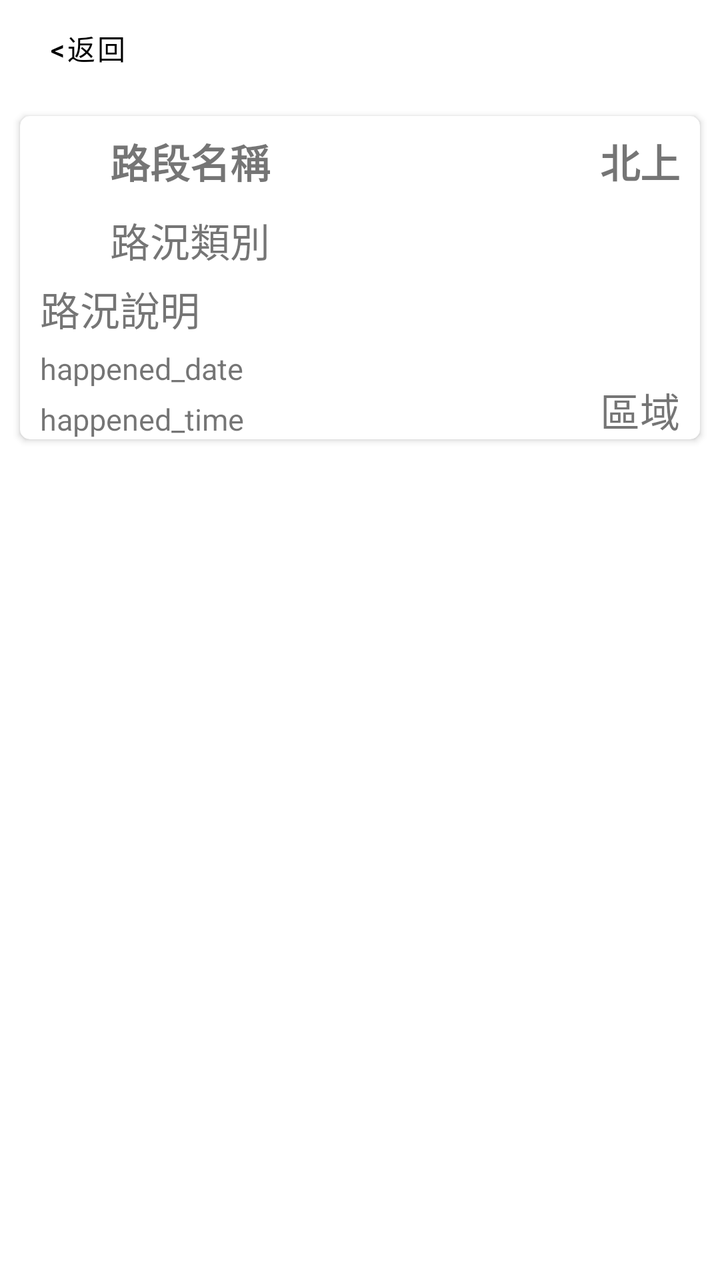
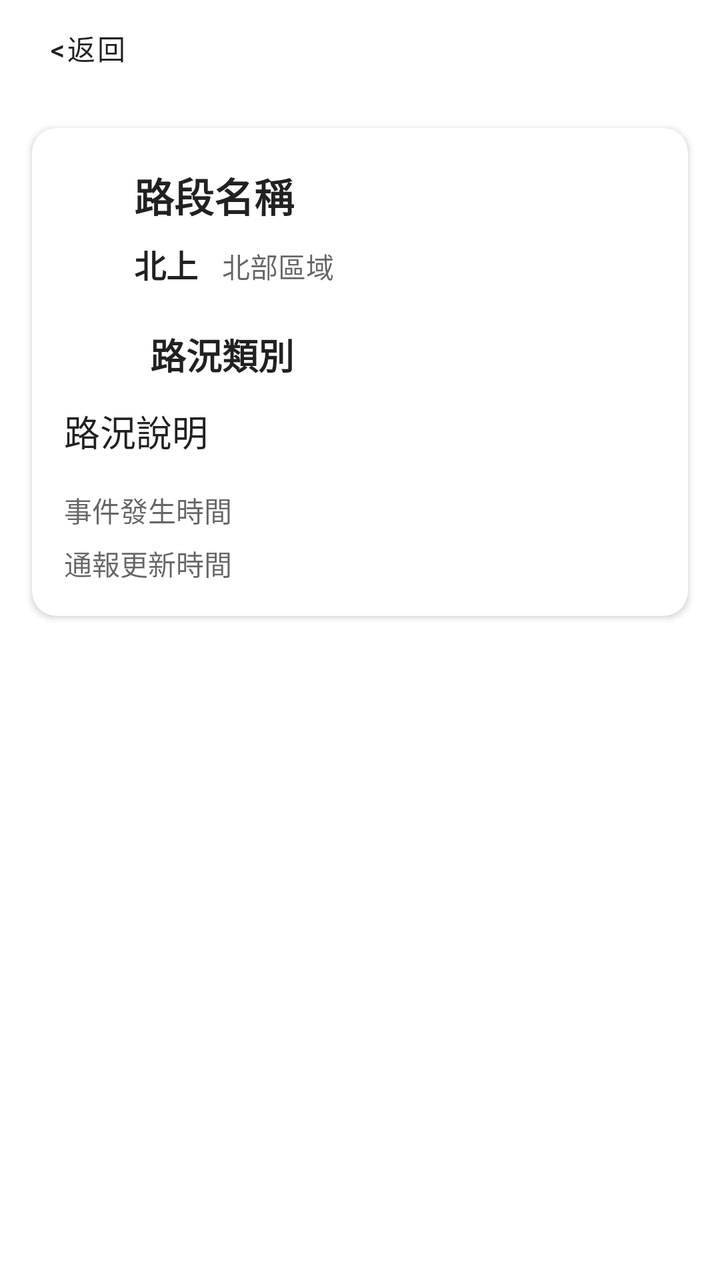

Screens rendered from an Android XML layout before and after an edit, with the pre-edit source and the edit as a unified diff.
<!-- AndroidManifest.xml: application theme Theme.TaiwanHighway -->
<!-- res/layout/activity_traffic_detail.xml -->
<?xml version="1.0" encoding="utf-8"?>
<androidx.constraintlayout.widget.ConstraintLayout
    xmlns:android="http://schemas.android.com/apk/res/android"
    xmlns:app="http://schemas.android.com/apk/res-auto"
    xmlns:tools="http://schemas.android.com/tools"
    android:background="?android:attr/selectableItemBackground"
    android:layout_width="match_parent"
    android:layout_height="wrap_content">

    <Button
        android:id="@+id/btn_back"
        android:layout_width="wrap_content"
        android:layout_height="wrap_content"
        android:text="@string/btn_back"
        android:textColor="@color/black"
        android:background="@drawable/button_bg_style"
        app:layout_constraintTop_toTopOf="parent"
        app:layout_constraintLeft_toLeftOf="parent" />

    <androidx.cardview.widget.CardView
        android:layout_width="match_parent"
        android:layout_height="wrap_content"
        android:layout_marginLeft="10dp"
        android:layout_marginTop="10dp"
        android:layout_marginRight="10dp"
        app:layout_constraintTop_toBottomOf="@id/btn_back"
        app:cardCornerRadius="5dp"
        tools:ignore="MissingConstraints">
        <androidx.constraintlayout.widget.ConstraintLayout
            android:id="@+id/layout_item"
            android:layout_width="match_parent"
            android:layout_height="wrap_content"
            android:paddingLeft="10dp"
            android:paddingTop="5dp"
            android:background="?android:attr/selectableItemBackground">


            <ImageView
                android:id="@+id/image"
                android:layout_width="35dp"
                android:layout_height="35dp"
                android:paddingRight="10dp"
                app:layout_constraintLeft_toLeftOf="parent"
                app:layout_constraintRight_toLeftOf="@id/tv_name"
                app:layout_constraintTop_toTopOf="parent" />

            <TextView
                android:id="@+id/tv_name"
                android:layout_width="wrap_content"
                android:layout_height="wrap_content"
                android:paddingTop="3dp"
                android:text="路段名稱"
                android:textSize="20dp"
                android:textStyle="bold"
                app:layout_constraintTop_toTopOf="parent"
                app:layout_constraintLeft_toRightOf="@id/image" />

            <TextView
                android:id="@+id/tv_direction"
                android:layout_width="wrap_content"
                android:layout_height="wrap_content"
                android:paddingTop="3dp"
                android:paddingRight="10dp"
                android:text="北上"
                android:textSize="20dp"
                android:textStyle="bold"
                app:layout_constraintTop_toTopOf="parent"
                app:layout_constraintRight_toRightOf="parent"/>

            <ImageView
                android:id="@+id/image2"
                android:layout_width="35dp"
                android:layout_height="35dp"
                android:paddingRight="10dp"
                app:layout_constraintLeft_toLeftOf="parent"
                app:layout_constraintRight_toLeftOf="@id/tv_roadtype_info"
                app:layout_constraintTop_toBottomOf="@+id/image" />

            <TextView
                android:id="@+id/tv_roadtype_info"
                android:layout_width="wrap_content"
                android:layout_height="wrap_content"
                android:paddingTop="10dp"
                android:text="路況類別"
                android:textSize="20dp"
                app:layout_constraintTop_toBottomOf="@id/tv_name"
                app:layout_constraintLeft_toRightOf="@+id/image2" />

            <TextView
                android:id="@+id/tv_comment_info"
                android:layout_width="wrap_content"
                android:layout_height="wrap_content"
                android:text="路況說明"
                android:textSize="20dp"
                android:paddingTop="5dp"
                app:layout_constraintLeft_toLeftOf="parent"
                app:layout_constraintTop_toBottomOf="@id/tv_roadtype_info" />

            <TextView
                android:id="@+id/tv_happened_date"
                android:layout_width="wrap_content"
                android:layout_height="wrap_content"
                android:text="happened_date"
                android:textSize="15dp"
                android:paddingTop="5dp"
                app:layout_constraintLeft_toLeftOf="parent"
                app:layout_constraintTop_toBottomOf="@id/tv_comment_info" />

            <TextView
                android:id="@+id/tv_happened_time"
                android:layout_width="wrap_content"
                android:layout_height="wrap_content"
                android:text="happened_time"
                android:textSize="15dp"
                android:paddingTop="5dp"
                app:layout_constraintLeft_toLeftOf="parent"
                app:layout_constraintTop_toBottomOf="@id/tv_happened_date" />

            <TextView
                android:id="@+id/tv_region_info"
                android:layout_width="wrap_content"
                android:layout_height="wrap_content"
                android:paddingTop="10dp"
                android:paddingRight="10dp"
                android:text="區域"
                android:textSize="20dp"
                app:layout_constraintBottom_toBottomOf="parent"
                app:layout_constraintRight_toRightOf="parent" />

        </androidx.constraintlayout.widget.ConstraintLayout>

    </androidx.cardview.widget.CardView>


</androidx.constraintlayout.widget.ConstraintLayout>
<!-- resources referenced by this layout -->
<resources>
  <color name="black">#FF000000</color>
  <!-- drawable button_bg_style (drawable-v24) -->
  <?xml version="1.0" encoding="utf-8"?>
  <selector xmlns:android="http://schemas.android.com/apk/res/android">
      <shape xmlns:android="http://schemas.android.com/apk/res/android"
          android:shape="rectangle">
          
          <solid android:color="#ffffff"/>
          
          <corners android:radius="4dp"/>
          
          <stroke android:width="1dp" android:color="#ffffff" />
      </shape>
  </selector>
  <string name="btn_back">&lt;返回</string>
  <style name="Theme.TaiwanHighway" parent="Theme.MaterialComponents.DayNight.DarkActionBar">
          
          <item name="colorPrimary">#90CAF9</item>
          <item name="colorPrimaryVariant">#90CAF9</item>
          <item name="colorOnPrimary">@color/white</item>
          
          <item name="colorSecondary">@color/teal_200</item>
          <item name="colorSecondaryVariant">@color/teal_700</item>
          <item name="colorOnSecondary">@color/black</item>
          
          <item name="android:statusBarColor" tools:targetApi="l">?attr/colorPrimaryVariant</item>
          
      </style>
  <color name="white">#FFFFFFFF</color>
  <color name="teal_200">#FF03DAC5</color>
  <color name="teal_700">#FF018786</color>
</resources>

<!-- the commit's change to res/layout/activity_traffic_detail.xml (unified diff, before → after) -->
@@ -3,36 +3,35 @@
     xmlns:android="http://schemas.android.com/apk/res/android"
     xmlns:app="http://schemas.android.com/apk/res-auto"
     xmlns:tools="http://schemas.android.com/tools"
-    android:background="?android:attr/selectableItemBackground"
+    android:background="?android:attr/colorBackground"
     android:layout_width="match_parent"
-    android:layout_height="wrap_content">
+    android:layout_height="match_parent">
 
     <Button
         android:id="@+id/btn_back"
         android:layout_width="wrap_content"
         android:layout_height="wrap_content"
         android:text="@string/btn_back"
-        android:textColor="@color/black"
+        android:textColor="?android:attr/textColorPrimary"
         android:background="@drawable/button_bg_style"
         app:layout_constraintTop_toTopOf="parent"
         app:layout_constraintLeft_toLeftOf="parent" />
 
     <androidx.cardview.widget.CardView
-        android:layout_width="match_parent"
+        android:layout_width="0dp"
         android:layout_height="wrap_content"
-        android:layout_marginLeft="10dp"
-        android:layout_marginTop="10dp"
-        android:layout_marginRight="10dp"
+        android:layout_marginStart="16dp"
+        android:layout_marginEnd="16dp"
+        android:layout_marginTop="16dp"
+        app:cardCornerRadius="12dp"
         app:layout_constraintTop_toBottomOf="@id/btn_back"
-        app:cardCornerRadius="5dp"
-        tools:ignore="MissingConstraints">
+        app:layout_constraintStart_toStartOf="parent"
+        app:layout_constraintEnd_toEndOf="parent">
         <androidx.constraintlayout.widget.ConstraintLayout
             android:id="@+id/layout_item"
             android:layout_width="match_parent"
             android:layout_height="wrap_content"
-            android:paddingLeft="10dp"
-            android:paddingTop="5dp"
-            android:background="?android:attr/selectableItemBackground">
+            android:padding="16dp">
 
 
             <ImageView
@@ -50,8 +49,9 @@
                 android:layout_height="wrap_content"
                 android:paddingTop="3dp"
                 android:text="路段名稱"
-                android:textSize="20dp"
+                android:textSize="20sp"
                 android:textStyle="bold"
+                android:textColor="?android:attr/textColorPrimary"
                 app:layout_constraintTop_toTopOf="parent"
                 app:layout_constraintLeft_toRightOf="@id/image" />
 
@@ -59,73 +59,86 @@
                 android:id="@+id/tv_direction"
                 android:layout_width="wrap_content"
                 android:layout_height="wrap_content"
-                android:paddingTop="3dp"
-                android:paddingRight="10dp"
+                android:layout_marginTop="8dp"
                 android:text="北上"
-                android:textSize="20dp"
+                android:textSize="16sp"
                 android:textStyle="bold"
-                app:layout_constraintTop_toTopOf="parent"
-                app:layout_constraintRight_toRightOf="parent"/>
+                android:textColor="?android:attr/textColorPrimary"
+                app:layout_constraintTop_toBottomOf="@id/tv_name"
+                app:layout_constraintStart_toStartOf="@id/tv_name" />
 
             <ImageView
                 android:id="@+id/image2"
                 android:layout_width="35dp"
                 android:layout_height="35dp"
-                android:paddingRight="10dp"
-                app:layout_constraintLeft_toLeftOf="parent"
-                app:layout_constraintRight_toLeftOf="@id/tv_roadtype_info"
-                app:layout_constraintTop_toBottomOf="@+id/image" />
+                android:layout_marginTop="16dp"
+                android:paddingEnd="10dp"
+                app:layout_constraintStart_toStartOf="parent"
+                app:layout_constraintTop_toBottomOf="@id/tv_direction" />
 
             <TextView
                 android:id="@+id/tv_roadtype_info"
                 android:layout_width="wrap_content"
                 android:layout_height="wrap_content"
-                android:paddingTop="10dp"
+                android:layout_marginStart="8dp"
                 android:text="路況類別"
-                android:textSize="20dp"
-                app:layout_constraintTop_toBottomOf="@id/tv_name"
-                app:layout_constraintLeft_toRightOf="@+id/image2" />
+                android:textSize="18sp"
+                android:textStyle="bold"
+                android:textColor="?android:attr/textColorPrimary"
+                app:layout_constraintStart_toEndOf="@id/image2"
+                app:layout_constraintTop_toTopOf="@id/image2"
+                app:layout_constraintBottom_toBottomOf="@id/image2" />
 
             <TextView
                 android:id="@+id/tv_comment_info"
-                android:layout_width="wrap_content"
+                android:layout_width="0dp"
                 android:layout_height="wrap_content"
+                android:layout_marginTop="12dp"
                 android:text="路況說明"
-                android:textSize="20dp"
-                android:paddingTop="5dp"
-                app:layout_constraintLeft_toLeftOf="parent"
+                android:textSize="18sp"
+                android:textStyle="normal"
+                android:textColor="?android:attr/textColorPrimary"
+                android:lineSpacingExtra="3dp"
+                app:layout_constraintStart_toStartOf="parent"
+                app:layout_constraintEnd_toEndOf="parent"
                 app:layout_constraintTop_toBottomOf="@id/tv_roadtype_info" />
 
             <TextView
                 android:id="@+id/tv_happened_date"
-                android:layout_width="wrap_content"
+                android:layout_width="0dp"
                 android:layout_height="wrap_content"
-                android:text="happened_date"
-                android:textSize="15dp"
-                android:paddingTop="5dp"
-                app:layout_constraintLeft_toLeftOf="parent"
+                android:layout_marginTop="16dp"
+                android:text="事件發生時間"
+                android:textSize="14sp"
+                android:textColor="?android:attr/textColorSecondary"
+                app:layout_constraintStart_toStartOf="parent"
+                app:layout_constraintEnd_toEndOf="parent"
                 app:layout_constraintTop_toBottomOf="@id/tv_comment_info" />
 
             <TextView
                 android:id="@+id/tv_happened_time"
-                android:layout_width="wrap_content"
+                android:layout_width="0dp"
                 android:layout_height="wrap_content"
-                android:text="happened_time"
-                android:textSize="15dp"
-                android:paddingTop="5dp"
-                app:layout_constraintLeft_toLeftOf="parent"
-                app:layout_constraintTop_toBottomOf="@id/tv_happened_date" />
+                android:layout_marginTop="6dp"
+                android:text="通報更新時間"
+                android:textSize="14sp"
+                android:textColor="?android:attr/textColorSecondary"
+                app:layout_constraintStart_toStartOf="parent"
+                app:layout_constraintEnd_toEndOf="parent"
+                app:layout_constraintTop_toBottomOf="@id/tv_happened_date"
+                app:layout_constraintBottom_toBottomOf="parent" />
 
             <TextView
                 android:id="@+id/tv_region_info"
                 android:layout_width="wrap_content"
                 android:layout_height="wrap_content"
-                android:paddingTop="10dp"
-                android:paddingRight="10dp"
-                android:text="區域"
-                android:textSize="20dp"
-                app:layout_constraintBottom_toBottomOf="parent"
-                app:layout_constraintRight_toRightOf="parent" />
+                android:layout_marginStart="12dp"
+                android:text="北部區域"
+                android:textSize="14sp"
+                android:textStyle="normal"
+                android:textColor="?android:attr/textColorSecondary"
+                app:layout_constraintStart_toEndOf="@id/tv_direction"
+                app:layout_constraintBaseline_toBaselineOf="@id/tv_direction" />
 
         </androidx.constraintlayout.widget.ConstraintLayout>
 
